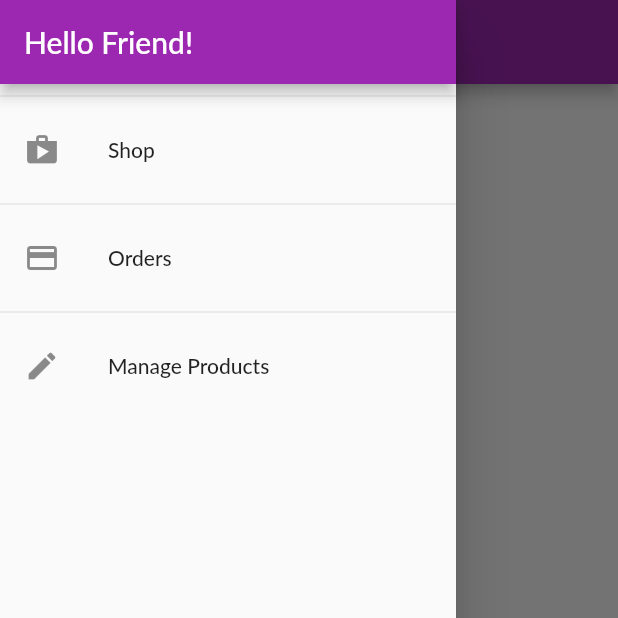
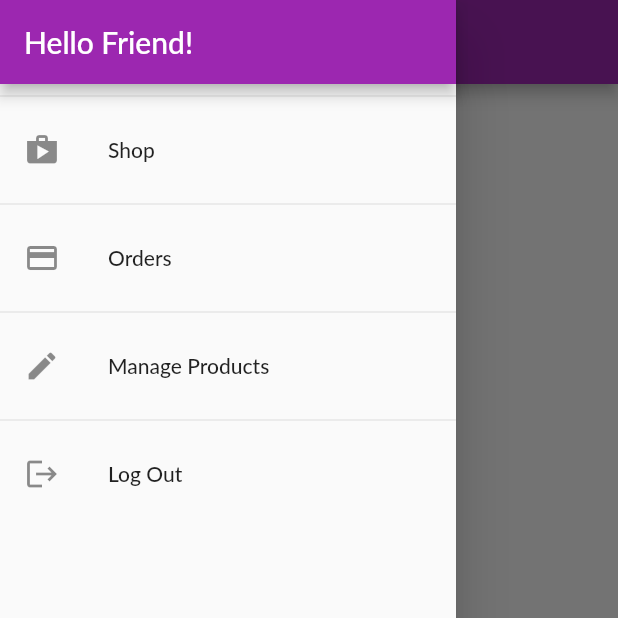
Before and after one commit to Samarth7212/Shop-app, a Flutter app: the OrdersScreen screen opened by its route, with the side drawer open, on a phone screen of 412 x 824 dp, the top half of it. Run offline on Flutter 3.47's test engine with Material 2 defaults, Android fonts, the phone set to English and light mode, and no system bars; network calls fail; Roboto replaces fonts that are missing (Lato).

Commit message:
Log out functionality added in side drawer.

```diff
--- a/lib/screens/auth_screen.dart
+++ b/lib/screens/auth_screen.dart
@@ -128,7 +128,7 @@
   Future<void> _submit() async {
     if (_formKey.currentState.validate()) {
       // Invalid!
-      print('Something invalid');
+      // print('Something invalid');
       return;
     }
     _formKey.currentState.save();
--- a/lib/widgets/app_drawer.dart
+++ b/lib/widgets/app_drawer.dart
@@ -1,7 +1,9 @@
 // ignore_for_file: use_key_in_widget_constructors
 
 import 'package:flutter/material.dart';
+import 'package:provider/provider.dart';
 
+import 'package:newshop/providers/auth.dart';
 import '../screens/user_products_screen.dart';
 import '../screens/orders_screen.dart';
 
@@ -41,6 +43,12 @@
                   .pushReplacementNamed(UserProductsScreen.routeName);
             },
           ),
+          const Divider(),
+          ListTile(
+            leading: const Icon(Icons.logout),
+            title: const Text('Log Out'),
+            onTap: () => Provider.of<Auth>(context, listen: false).logout(),
+          )
         ],
       ),
     );
```
Also changed, not shown: lib/providers/auth.dart (+7 -0 lines).
